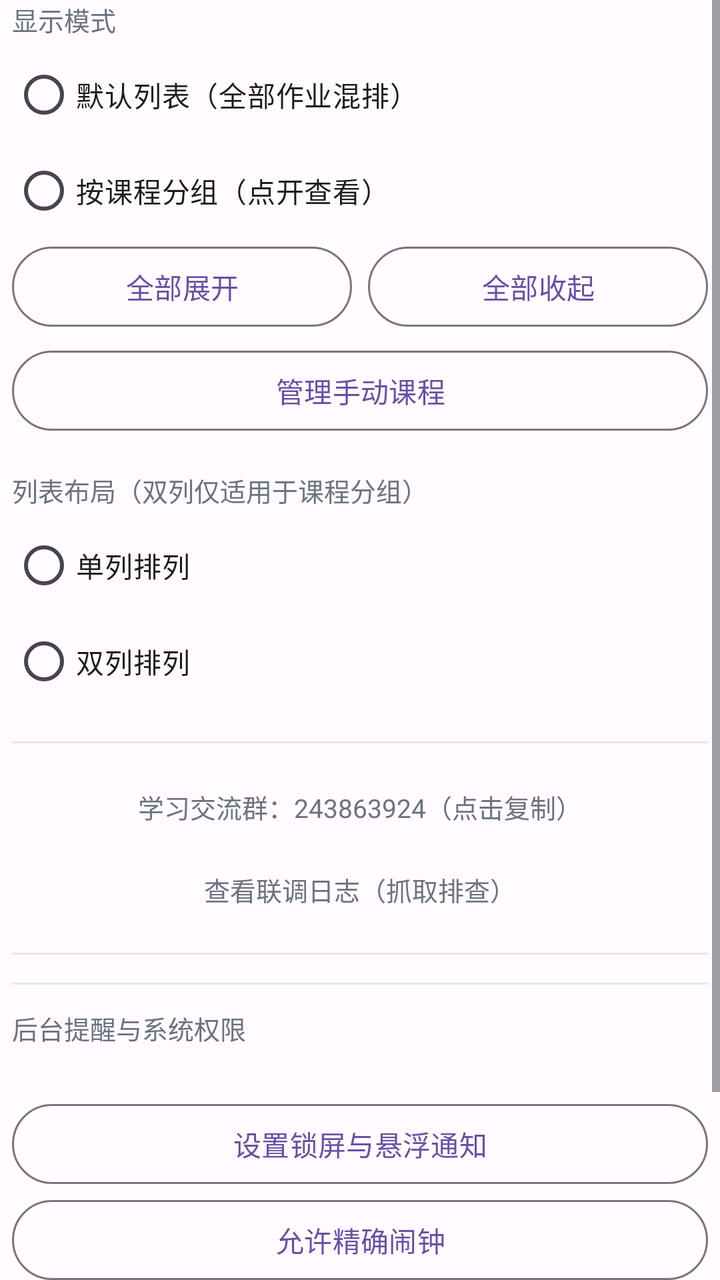
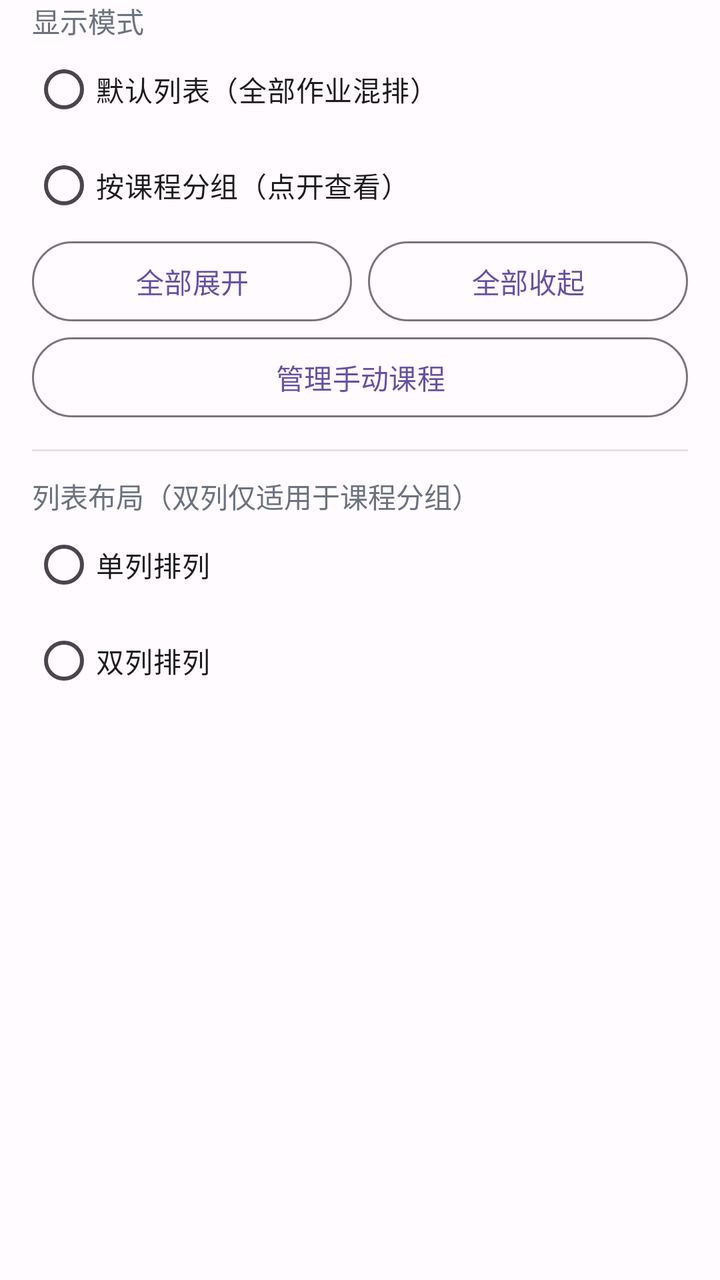

Screens rendered from an Android XML layout before and after an edit, with the pre-edit source and the edit as a unified diff.
<!-- AndroidManifest.xml: application theme Theme.XueXiTongAssistant -->
<!-- res/layout/dialog_settings.xml -->
<?xml version="1.0" encoding="utf-8"?>
<ScrollView xmlns:android="http://schemas.android.com/apk/res/android"
    android:layout_width="match_parent"
    android:layout_height="wrap_content"
    android:fillViewport="true">

    <LinearLayout
        android:layout_width="match_parent"
        android:layout_height="wrap_content"
        android:orientation="vertical"
        android:paddingStart="6dp"
        android:paddingEnd="6dp">

    <TextView
        android:layout_width="wrap_content"
        android:layout_height="wrap_content"
        android:text="@string/settings_mode_label"
        android:textColor="@color/text_secondary"
        android:textSize="13sp" />

    <RadioGroup
        android:id="@+id/rg_mode"
        android:layout_width="match_parent"
        android:layout_height="wrap_content"
        android:layout_marginTop="4dp">

        <RadioButton
            android:id="@+id/rb_mode_flat"
            android:layout_width="match_parent"
            android:layout_height="wrap_content"
            android:text="@string/settings_mode_flat"
            android:textSize="14sp" />

        <RadioButton
            android:id="@+id/rb_mode_group"
            android:layout_width="match_parent"
            android:layout_height="wrap_content"
            android:text="@string/settings_mode_group"
            android:textSize="14sp" />
    </RadioGroup>

    <LinearLayout
        android:layout_width="match_parent"
        android:layout_height="wrap_content"
        android:orientation="horizontal">

        <Button
            android:id="@+id/btn_expand_all"
            android:layout_width="0dp"
            android:layout_height="wrap_content"
            android:layout_weight="1"
            android:text="@string/expand_all"
            style="?attr/materialButtonOutlinedStyle" />

    <Button
        android:id="@+id/btn_collapse_all"
            android:layout_width="0dp"
            android:layout_height="wrap_content"
            android:layout_marginStart="8dp"
            android:layout_weight="1"
            android:text="@string/collapse_all"
            style="?attr/materialButtonOutlinedStyle" />
    </LinearLayout>

    <Button
        android:id="@+id/btn_manage_courses"
        android:layout_width="match_parent"
        android:layout_height="wrap_content"
        android:layout_marginTop="4dp"
        android:text="@string/manage_manual_courses"
        style="?attr/materialButtonOutlinedStyle" />

    <TextView
        android:layout_width="wrap_content"
        android:layout_height="wrap_content"
        android:layout_marginTop="16dp"
        android:text="@string/settings_layout_label"
        android:textColor="@color/text_secondary"
        android:textSize="13sp" />

    <RadioGroup
        android:id="@+id/rg_layout"
        android:layout_width="match_parent"
        android:layout_height="wrap_content"
        android:layout_marginTop="4dp">

        <RadioButton
            android:id="@+id/rb_layout_single"
            android:layout_width="match_parent"
            android:layout_height="wrap_content"
            android:text="@string/settings_layout_single"
            android:textSize="14sp" />

        <RadioButton
            android:id="@+id/rb_layout_double"
            android:layout_width="match_parent"
            android:layout_height="wrap_content"
            android:text="@string/settings_layout_double"
            android:textSize="14sp" />
    </RadioGroup>

    
    <View
        android:layout_width="match_parent"
        android:layout_height="1dp"
        android:layout_marginTop="16dp"
        android:background="#E5E7EB" />

    
    <TextView
        android:id="@+id/tv_group_code"
        android:layout_width="match_parent"
        android:layout_height="wrap_content"
        android:layout_marginTop="14dp"
        android:background="?attr/selectableItemBackground"
        android:padding="8dp"
        android:gravity="center"
        android:text="@string/study_group_code"
        android:textColor="@color/text_secondary"
        android:textSize="13sp" />

    
    <TextView
        android:id="@+id/tv_debug_log"
        android:layout_width="match_parent"
        android:layout_height="wrap_content"
        android:layout_marginTop="6dp"
        android:background="?attr/selectableItemBackground"
        android:padding="8dp"
        android:gravity="center"
        android:text="@string/view_debug_log"
        android:textColor="@color/text_secondary"
        android:textSize="13sp" />

    <View
        android:layout_width="match_parent"
        android:layout_height="1dp"
        android:layout_marginTop="14dp"
        android:background="#E5E7EB" />

    
    <View
        android:layout_width="match_parent"
        android:layout_height="1dp"
        android:layout_marginTop="14dp"
        android:background="#E5E7EB" />

    <TextView
        android:layout_width="wrap_content"
        android:layout_height="wrap_content"
        android:layout_marginTop="12dp"
        android:text="@string/permission_section_label"
        android:textColor="@color/text_secondary"
        android:textSize="13sp" />

    <TextView
        android:id="@+id/tv_permission_status"
        android:layout_width="match_parent"
        android:layout_height="wrap_content"
        android:layout_marginTop="4dp"
        android:textColor="@color/text_secondary"
        android:textSize="12sp" />

    <Button
        android:id="@+id/btn_notification_permission"
        android:layout_width="match_parent"
        android:layout_height="wrap_content"
        android:layout_marginTop="4dp"
        android:text="@string/open_notification_permission"
        style="?attr/materialButtonOutlinedStyle" />

    <Button
        android:id="@+id/btn_exact_alarm_permission"
        android:layout_width="match_parent"
        android:layout_height="wrap_content"
        android:text="@string/open_exact_alarm_permission"
        style="?attr/materialButtonOutlinedStyle" />

    <Button
        android:id="@+id/btn_battery_permission"
        android:layout_width="match_parent"
        android:layout_height="wrap_content"
        android:text="@string/open_battery_permission"
        style="?attr/materialButtonOutlinedStyle" />

    <Button
        android:id="@+id/btn_logout"
        android:layout_width="match_parent"
        android:layout_height="wrap_content"
        android:layout_marginTop="10dp"
        android:text="@string/logout"
        style="?attr/materialButtonOutlinedStyle" />
    </LinearLayout>
</ScrollView>
<!-- resources referenced by this layout -->
<resources>
  <color name="text_secondary">#6B7280</color>
  <string name="collapse_all">全部收起</string>
  <string name="expand_all">全部展开</string>
  <string name="logout">退出登录</string>
  <string name="manage_manual_courses">管理手动课程</string>
  <string name="open_battery_permission">允许后台运行（关闭电池优化）</string>
  <string name="open_exact_alarm_permission">允许精确闹钟</string>
  <string name="open_notification_permission">设置锁屏与悬浮通知</string>
  <string name="permission_section_label">后台提醒与系统权限</string>
  <string name="settings_layout_double">双列排列</string>
  <string name="settings_layout_label">列表布局（双列仅适用于课程分组）</string>
  <string name="settings_layout_single">单列排列</string>
  <string name="settings_mode_flat">默认列表（全部作业混排）</string>
  <string name="settings_mode_group">按课程分组（点开查看）</string>
  <string name="settings_mode_label">显示模式</string>
  <string name="study_group_code">学习交流群：243863924（点击复制）</string>
  <string name="view_debug_log">查看联调日志（抓取排查）</string>
  <style name="Theme.XueXiTongAssistant" parent="Theme.Material3.DayNight.NoActionBar">
          <item name="android:statusBarColor">@color/background</item>
          <item name="android:windowBackground">@color/background</item>
          
          <item name="colorPrimary">@color/primary</item>
          <item name="colorOnPrimary">#FFFFFF</item>
          <item name="colorPrimaryContainer">@color/primary_container</item>
          <item name="colorOnPrimaryContainer">@color/on_primary_container</item>
      </style>
  <color name="background">#FFFBFE</color>
  <color name="primary">#6750A4</color>
  <color name="primary_container">#EADDFF</color>
  <color name="on_primary_container">#21005D</color>
</resources>

<!-- the commit's change to res/layout/dialog_settings.xml (unified diff, before → after) -->
@@ -8,187 +8,92 @@
         android:layout_width="match_parent"
         android:layout_height="wrap_content"
         android:orientation="vertical"
-        android:paddingStart="6dp"
-        android:paddingEnd="6dp">
+        android:paddingStart="16dp"
+        android:paddingEnd="16dp">
 
-    <TextView
-        android:layout_width="wrap_content"
-        android:layout_height="wrap_content"
-        android:text="@string/settings_mode_label"
-        android:textColor="@color/text_secondary"
-        android:textSize="13sp" />
-
-    <RadioGroup
-        android:id="@+id/rg_mode"
-        android:layout_width="match_parent"
-        android:layout_height="wrap_content"
-        android:layout_marginTop="4dp">
-
-        <RadioButton
-            android:id="@+id/rb_mode_flat"
+        <TextView
             android:layout_width="match_parent"
             android:layout_height="wrap_content"
-            android:text="@string/settings_mode_flat"
+            android:text="@string/settings_mode_label"
+            android:textColor="@color/text_secondary"
             android:textSize="14sp" />
 
-        <RadioButton
-            android:id="@+id/rb_mode_group"
+        <RadioGroup
+            android:id="@+id/rg_mode"
+            android:layout_width="match_parent"
+            android:layout_height="wrap_content">
+            <RadioButton
+                android:id="@+id/rb_mode_flat"
+                android:layout_width="match_parent"
+                android:layout_height="wrap_content"
+                android:minHeight="48dp"
+                android:text="@string/settings_mode_flat" />
+            <RadioButton
+                android:id="@+id/rb_mode_group"
+                android:layout_width="match_parent"
+                android:layout_height="wrap_content"
+                android:minHeight="48dp"
+                android:text="@string/settings_mode_group" />
+        </RadioGroup>
+
+        <LinearLayout
             android:layout_width="match_parent"
             android:layout_height="wrap_content"
-            android:text="@string/settings_mode_group"
-            android:textSize="14sp" />
-    </RadioGroup>
-
-    <LinearLayout
-        android:layout_width="match_parent"
-        android:layout_height="wrap_content"
-        android:orientation="horizontal">
+            android:orientation="horizontal">
+            <Button
+                android:id="@+id/btn_expand_all"
+                style="?attr/materialButtonOutlinedStyle"
+                android:layout_width="0dp"
+                android:layout_height="wrap_content"
+                android:layout_weight="1"
+                android:text="@string/expand_all" />
+            <Button
+                android:id="@+id/btn_collapse_all"
+                style="?attr/materialButtonOutlinedStyle"
+                android:layout_width="0dp"
+                android:layout_height="wrap_content"
+                android:layout_marginStart="8dp"
+                android:layout_weight="1"
+                android:text="@string/collapse_all" />
+        </LinearLayout>
 
         <Button
-            android:id="@+id/btn_expand_all"
-            android:layout_width="0dp"
-            android:layout_height="wrap_content"
-            android:layout_weight="1"
-            android:text="@string/expand_all"
-            style="?attr/materialButtonOutlinedStyle" />
-
-    <Button
-        android:id="@+id/btn_collapse_all"
-            android:layout_width="0dp"
-            android:layout_height="wrap_content"
-            android:layout_marginStart="8dp"
-            android:layout_weight="1"
-            android:text="@string/collapse_all"
-            style="?attr/materialButtonOutlinedStyle" />
-    </LinearLayout>
-
-    <Button
-        android:id="@+id/btn_manage_courses"
-        android:layout_width="match_parent"
-        android:layout_height="wrap_content"
-        android:layout_marginTop="4dp"
-        android:text="@string/manage_manual_courses"
-        style="?attr/materialButtonOutlinedStyle" />
-
-    <TextView
-        android:layout_width="wrap_content"
-        android:layout_height="wrap_content"
-        android:layout_marginTop="16dp"
-        android:text="@string/settings_layout_label"
-        android:textColor="@color/text_secondary"
-        android:textSize="13sp" />
-
-    <RadioGroup
-        android:id="@+id/rg_layout"
-        android:layout_width="match_parent"
-        android:layout_height="wrap_content"
-        android:layout_marginTop="4dp">
-
-        <RadioButton
-            android:id="@+id/rb_layout_single"
+            android:id="@+id/btn_manage_courses"
+            style="?attr/materialButtonOutlinedStyle"
             android:layout_width="match_parent"
             android:layout_height="wrap_content"
-            android:text="@string/settings_layout_single"
+            android:text="@string/manage_manual_courses" />
+
+        <View
+            android:layout_width="match_parent"
+            android:layout_height="1dp"
+            android:layout_marginVertical="12dp"
+            android:background="@color/text_secondary"
+            android:alpha="0.18" />
+
+        <TextView
+            android:layout_width="match_parent"
+            android:layout_height="wrap_content"
+            android:text="@string/settings_layout_label"
+            android:textColor="@color/text_secondary"
             android:textSize="14sp" />
 
-        <RadioButton
-            android:id="@+id/rb_layout_double"
+        <RadioGroup
+            android:id="@+id/rg_layout"
             android:layout_width="match_parent"
-            android:layout_height="wrap_content"
-            android:text="@string/settings_layout_double"
-            android:textSize="14sp" />
-    </RadioGroup>
-
-    
-    <View
-        android:layout_width="match_parent"
-        android:layout_height="1dp"
-        android:layout_marginTop="16dp"
-        android:background="#E5E7EB" />
-
-    
-    <TextView
-        android:id="@+id/tv_group_code"
-        android:layout_width="match_parent"
-        android:layout_height="wrap_content"
-        android:layout_marginTop="14dp"
-        android:background="?attr/selectableItemBackground"
-        android:padding="8dp"
-        android:gravity="center"
-        android:text="@string/study_group_code"
-        android:textColor="@color/text_secondary"
-        android:textSize="13sp" />
-
-    
-    <TextView
-        android:id="@+id/tv_debug_log"
-        android:layout_width="match_parent"
-        android:layout_height="wrap_content"
-        android:layout_marginTop="6dp"
-        android:background="?attr/selectableItemBackground"
-        android:padding="8dp"
-        android:gravity="center"
-        android:text="@string/view_debug_log"
-        android:textColor="@color/text_secondary"
-        android:textSize="13sp" />
-
-    <View
-        android:layout_width="match_parent"
-        android:layout_height="1dp"
-        android:layout_marginTop="14dp"
-        android:background="#E5E7EB" />
-
-    
-    <View
-        android:layout_width="match_parent"
-        android:layout_height="1dp"
-        android:layout_marginTop="14dp"
-        android:background="#E5E7EB" />
-
-    <TextView
-        android:layout_width="wrap_content"
-        android:layout_height="wrap_content"
-        android:layout_marginTop="12dp"
-        android:text="@string/permission_section_label"
-        android:textColor="@color/text_secondary"
-        android:textSize="13sp" />
-
-    <TextView
-        android:id="@+id/tv_permission_status"
-        android:layout_width="match_parent"
-        android:layout_height="wrap_content"
-        android:layout_marginTop="4dp"
-        android:textColor="@color/text_secondary"
-        android:textSize="12sp" />
-
-    <Button
-        android:id="@+id/btn_notification_permission"
-        android:layout_width="match_parent"
-        android:layout_height="wrap_content"
-        android:layout_marginTop="4dp"
-        android:text="@string/open_notification_permission"
-        style="?attr/materialButtonOutlinedStyle" />
-
-    <Button
-        android:id="@+id/btn_exact_alarm_permission"
-        android:layout_width="match_parent"
-        android:layout_height="wrap_content"
-        android:text="@string/open_exact_alarm_permission"
-        style="?attr/materialButtonOutlinedStyle" />
-
-    <Button
-        android:id="@+id/btn_battery_permission"
-        android:layout_width="match_parent"
-        android:layout_height="wrap_content"
-        android:text="@string/open_battery_permission"
-        style="?attr/materialButtonOutlinedStyle" />
-
-    <Button
-        android:id="@+id/btn_logout"
-        android:layout_width="match_parent"
-        android:layout_height="wrap_content"
-        android:layout_marginTop="10dp"
-        android:text="@string/logout"
-        style="?attr/materialButtonOutlinedStyle" />
+            android:layout_height="wrap_content">
+            <RadioButton
+                android:id="@+id/rb_layout_single"
+                android:layout_width="match_parent"
+                android:layout_height="wrap_content"
+                android:minHeight="48dp"
+                android:text="@string/settings_layout_single" />
+            <RadioButton
+                android:id="@+id/rb_layout_double"
+                android:layout_width="match_parent"
+                android:layout_height="wrap_content"
+                android:minHeight="48dp"
+                android:text="@string/settings_layout_double" />
+        </RadioGroup>
     </LinearLayout>
 </ScrollView>
<!-- resource entries referenced after the edit -->
@@ -3,20 +3,13 @@
   <color name="text_secondary">#6B7280</color>
   <string name="collapse_all">全部收起</string>
   <string name="expand_all">全部展开</string>
-  <string name="logout">退出登录</string>
   <string name="manage_manual_courses">管理手动课程</string>
-  <string name="open_battery_permission">允许后台运行（关闭电池优化）</string>
-  <string name="open_exact_alarm_permission">允许精确闹钟</string>
-  <string name="open_notification_permission">设置锁屏与悬浮通知</string>
-  <string name="permission_section_label">后台提醒与系统权限</string>
   <string name="settings_layout_double">双列排列</string>
   <string name="settings_layout_label">列表布局（双列仅适用于课程分组）</string>
   <string name="settings_layout_single">单列排列</string>
   <string name="settings_mode_flat">默认列表（全部作业混排）</string>
   <string name="settings_mode_group">按课程分组（点开查看）</string>
   <string name="settings_mode_label">显示模式</string>
-  <string name="study_group_code">学习交流群：243863924（点击复制）</string>
-  <string name="view_debug_log">查看联调日志（抓取排查）</string>
   <style name="Theme.XueXiTongAssistant" parent="Theme.Material3.DayNight.NoActionBar">
           <item name="android:statusBarColor">@color/background</item>
           <item name="android:windowBackground">@color/background</item>
